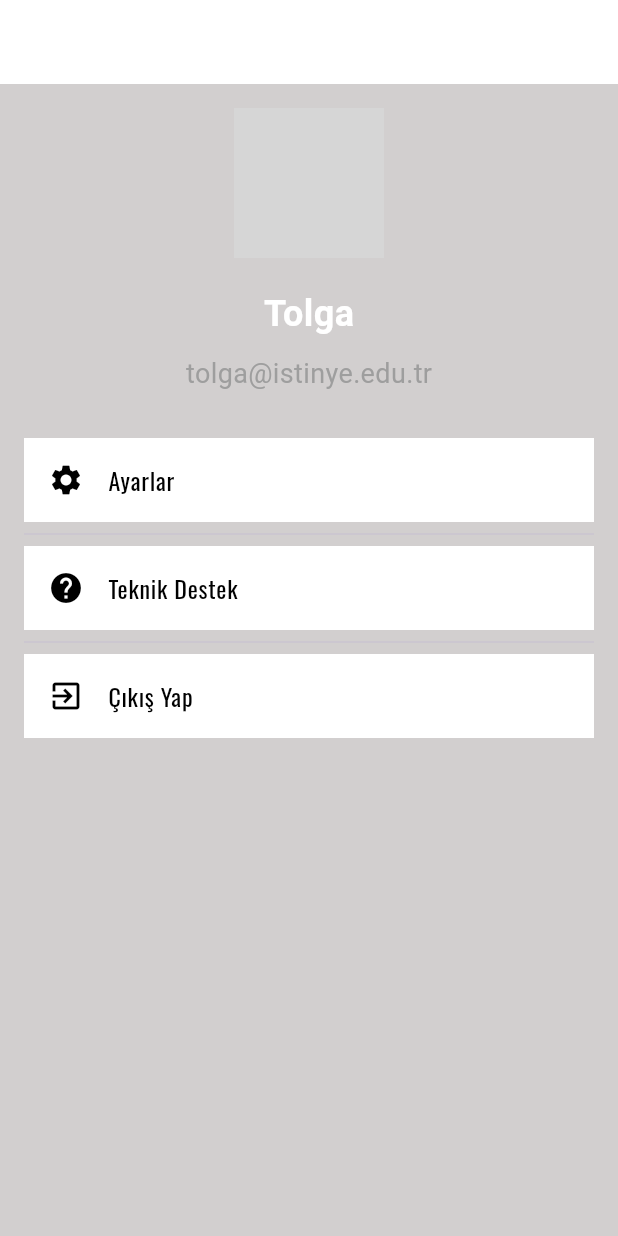
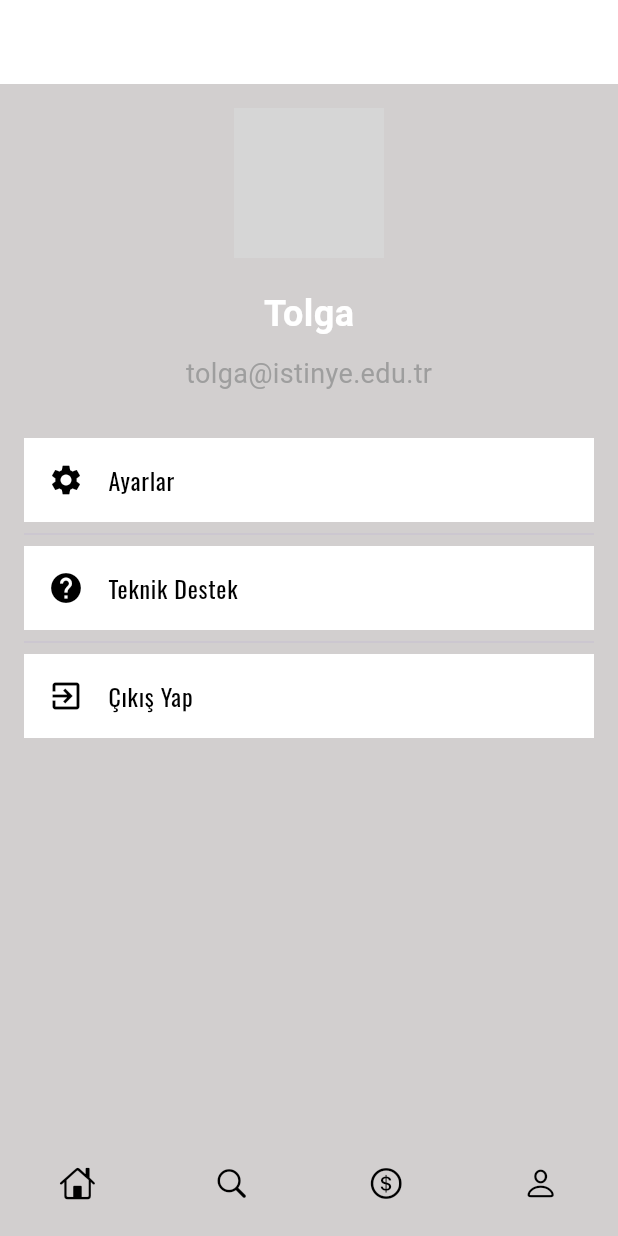
Before and after one commit to tollgaa/SparkPay-Flutter, a Flutter app: the ProfileScreen screen opened by its route, on a phone screen of 412 x 824 dp. Run offline on Flutter 3.47's test engine with Material 3 defaults, Android fonts, the phone set to English and light mode, and no system bars; our stand-ins replace go_router; Roboto replaces fonts that are missing (Montserrat); grey boxes are pictures that could not be loaded.

Commit message:
Update
-Font eklemesi gerçekleştirildi.
-Gece modundaki hatalar giderildi.

```diff
--- a/lib/screens/profile_screen.dart
+++ b/lib/screens/profile_screen.dart
@@ -1,6 +1,7 @@
 import 'package:flutter/material.dart';
 import 'package:provider/provider.dart';
 import '../core/theme_provider.dart';
+import '../widgets/bottom_menu.dart';
 
 class ProfileScreen extends StatelessWidget {
   const ProfileScreen({super.key});
@@ -57,11 +58,14 @@ class ProfileScreen extends StatelessWidget {
                 Icons.settings,
                 color: themeProvider.isDarkMode ? Colors.white : Colors.black,
               ),
-              title: const Text(
+              title: Text(
                 'Ayarlar',
-                style: TextStyle(fontFamily: 'Oswald', color: Colors.black),
+                style: TextStyle(
+                  fontFamily: 'Oswald',
+                  color: themeProvider.isDarkMode ? Colors.white : Colors.black,
+                ),
               ),
-              tileColor: Colors.white,
+              tileColor: themeProvider.isDarkMode ? Colors.black54 : Colors.white,
               onTap: () {},
             ),
             const Divider(),
@@ -70,11 +74,14 @@ class ProfileScreen extends StatelessWidget {
                 Icons.help_sharp,
                 color: themeProvider.isDarkMode ? Colors.white : Colors.black,
               ),
-              title: const Text(
+              title: Text(
                 'Teknik Destek',
-                style: TextStyle(fontFamily: 'Oswald', color: Colors.black),
+                style: TextStyle(
+                  fontFamily: 'Oswald',
+                  color: themeProvider.isDarkMode ? Colors.white : Colors.black,
+                ),
               ),
-              tileColor: Colors.white,
+              tileColor: themeProvider.isDarkMode ? Colors.black54 : Colors.white,
               onTap: () {},
             ),
             const Divider(),
@@ -83,17 +90,20 @@ class ProfileScreen extends StatelessWidget {
                 Icons.exit_to_app,
                 color: themeProvider.isDarkMode ? Colors.white : Colors.black,
               ),
-              title: const Text(
+              title: Text(
                 'Çıkış Yap',
-                style: TextStyle(fontFamily: 'Oswald', color: Colors.black),
+                style: TextStyle(
+                  fontFamily: 'Oswald',
+                  color: themeProvider.isDarkMode ? Colors.white : Colors.black,
+                ),
               ),
-              tileColor: Colors.white,
-              onTap: () {
-              },
+              tileColor: themeProvider.isDarkMode ? Colors.black54 : Colors.white,
+              onTap: () {},
             ),
           ],
         ),
       ),
+      bottomNavigationBar: const BottomMenu(),
     );
   }
 }
--- a/pubspec.yaml
+++ b/pubspec.yaml
@@ -17,7 +17,6 @@ dependencies:
   lottie: ^3.1.3
   shared_preferences: ^2.3.3
   google_fonts: ^6.2.1
-
 
 dev_dependencies:
   flutter_test:
@@ -39,3 +38,6 @@ flutter:
     - family: Oswald
       fonts:
         - asset: assets/fonts/Oswald-VariableFont_wght.ttf
+    - family: Playwrite India
+      fonts:
+        - asset: assets/fonts/PlaywriteIN-VariableFont_wght.ttf
```
Also changed, not shown: lib/screens/home_screen.dart (+5 -4 lines), assets/fonts/PlaywriteIN-VariableFont_wght.ttf (added).
